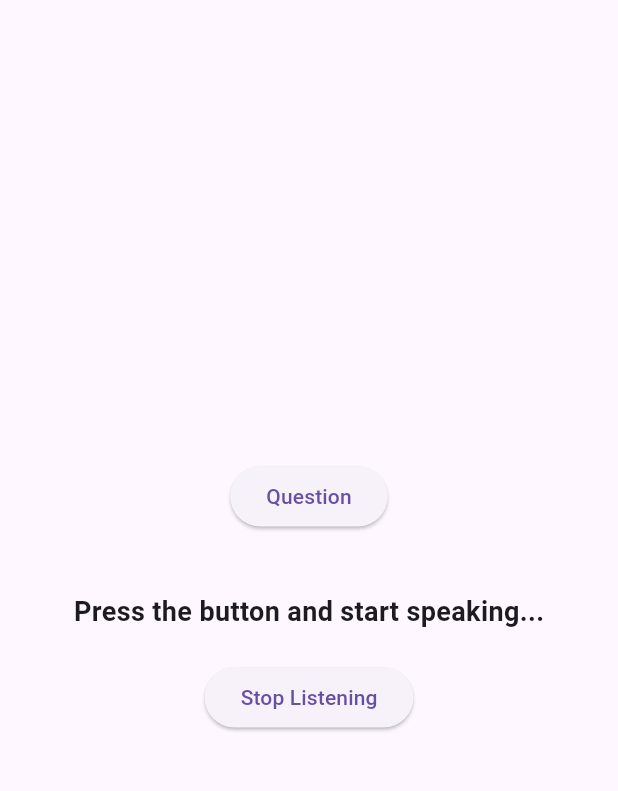
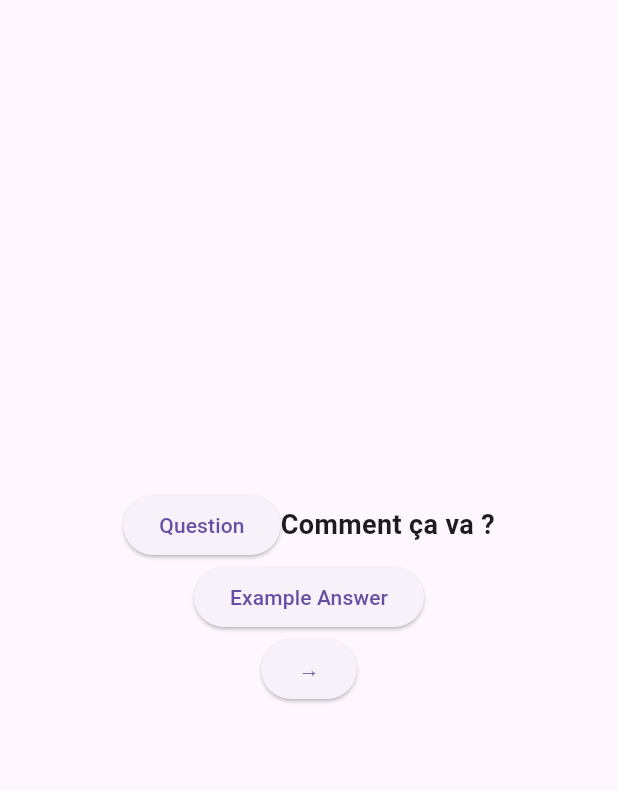
Before and after one commit to northwindapps/Echo_Lang, a Flutter app: the screen it shows after launch, after a tap on "Question", on a phone screen of 412 x 824 dp, the part 63-854 px from its top. Run offline on Flutter 3.47's test engine with Material 3 defaults, Android fonts, the phone set to English and light mode, and no system bars; our stand-ins replace flutter_tts, permission_handler, speech_to_text; missing offline and left inert: flutter_background_service, flutter_sound.

Commit message:
removed stt

```diff
--- a/assets/data.json
+++ b/assets/data.json
@@ -2,31 +2,37 @@
     {
       "question": "How are you?",
       "answer": "I'm good, thank you!",
+      "keywords":["good","bad","normal","ok","fine","terrible"],
       "language": "English"
     },
     {
       "question": "How are you?",
       "answer": "I'm fine, how about you?",
+      "keywords":["good","bad","normal","ok","fine","terrible"],
       "language": "English"
     },
     {
       "question": "How old are you?",
       "answer": "I am 25 years old.",
+      "keywords":["I'm","I am","years","old"],
       "language": "English"
     },
     {
       "question": "How old are you?",
       "answer": "I'm 18.",
+      "keywords":["I'm","I am","years","old"],
       "language": "English"
     },
     {
       "question": "What's the weather today?",
       "answer": "The weather is sunny today.",
+      "keywords":["cloudy","rain","cloud","snow","hot","cold","great","fog","mist","pour","bad","good"],
       "language": "English"
     },
     {
       "question": "What's the weather today?",
       "answer": "It's raining today.",
+      "keywords":["cloudy","rain","cloud","snow","hot","cold","great","fog","mist","pour","bad","good"],
       "language": "English"
     },
     {
--- a/lib/main.dart
+++ b/lib/main.dart
@@ -36,6 +36,8 @@ class _HomeScreenState extends State<HomeScreen> {
   bool _isListening = false;
   String _recognizedText = "Press the button and start speaking...";
   String _history = "";
+  String _questiontext = "";
+  String _answertext = "";
   int _qindex = 0;
 
   @override
@@ -46,6 +48,8 @@ class _HomeScreenState extends State<HomeScreen> {
     loadAndSetQuestions();
     questions.shuffle();
     _initialize();
+    _loadQuestion();
+    // _startListening();ng
   }
 
   Future<void> loadAndSetQuestions() async {
@@ -103,18 +107,48 @@ class _HomeScreenState extends State<HomeScreen> {
   }
 
   Future<void> _loadQuestion() async {
-    await _startListening(stateInt: 1);
+    await _setSpeechRate();
+    await _speak();
+    setState(() {
+      _questiontext = questions[_qindex].question;
+    });
+    // await _startListening(stateInt: 1);
+  }
+
+  Future<void> _loadAnswer() async {
+    await _setSpeechRate();
+    await _speak_answer();
+    setState(() {
+      _answertext = questions[_qindex].answer;
+    });
+    // await _startListening(stateInt: 1);
   }
 
   Future<void> _speak() async {
     String qatext =
         questions.isNotEmpty ? questions[_qindex].question : "Loading...";
-    await flutterTts.speak(qatext);
+    _questiontext = qatext;
+    await flutterTts.speak(_questiontext);
+  }
+
+  Future<void> _speak_answer() async {
+    String antext =
+        questions.isNotEmpty ? questions[_qindex].answer : "Loading...";
+    _answertext = antext;
+    await flutterTts.speak(_answertext);
   }
 
   Future<void> _setSpeechRate() async {
     await flutterTts.setLanguage("fr-FR");
     await flutterTts.setSpeechRate(0.5);
+  }
+
+  void _next() {
+    setState(() {
+      _qindex = (_qindex + 1) % questions.length;
+      _loadQuestion();
+      _answertext = "";
+    });
   }
 
   // Speech to Text Functionality
@@ -129,7 +163,7 @@ class _HomeScreenState extends State<HomeScreen> {
         print("Speech recognition status: $status");
         if (stateInt != 2 && (status == 'notListening' || status == 'done')) {
           // Wait 500 milliseconds before restarting the listening process
-          Future.delayed(Duration(milliseconds: 500), () async {
+          Future.delayed(Duration(seconds: 1), () async {
             // Only restart listening if the status is not 'listening' or 'done'
             await _startListening(stateInt: 0);
           });
@@ -151,15 +185,16 @@ class _HomeScreenState extends State<HomeScreen> {
         onResult: (result) {
           // print(result.recognizedWords);
           setState(() {
-            if (stateInt == 0) {
-              _recognizedText += result.recognizedWords;
-              _history += result.recognizedWords;
+            if (stateInt != 1) {
+              _recognizedText = result.recognizedWords;
+              _history = result.recognizedWords;
+              print(_recognizedText);
               //check here
             }
           });
         },
-        listenFor: Duration(seconds: 20), // Increase duration
-        pauseFor: Duration(seconds: 5), // Allow longer pauses
+        listenFor: Duration(seconds: 15), // Increase duration
+        pauseFor: Duration(seconds: 10), // Allow longer pauses
         localeId: "fr_FR", //it_IT,de_DE,fr_FR,es_ES,ja_JP
       );
     } else {
@@ -189,31 +224,44 @@ class _HomeScreenState extends State<HomeScreen> {
         child: Column(
           mainAxisAlignment: MainAxisAlignment.center,
           children: <Widget>[
-            // ElevatedButton(
-            //   onPressed: _startRecording,
-            //   child: Text('Start Recording'),
-            // ),
-            // SizedBox(height: 20),
-            // ElevatedButton(
-            //   onPressed: _stopRecording,
-            //   child: Text('Stop Recording'),
-            // ),
-            // SizedBox(height: 20),
-            // ElevatedButton(
-            //   onPressed: _playRecording,
-            //   child: Text('Play Recording'),
-            // ),
-            // SizedBox(height: 40),
-            ElevatedButton(onPressed: _loadQuestion, child: Text('Question')),
-            SizedBox(height: 40),
-            Text(
-              _recognizedText,
-              style: TextStyle(fontSize: 18, fontWeight: FontWeight.bold),
+            Row(
+              mainAxisAlignment: MainAxisAlignment.center,
+              children: [
+                ElevatedButton(
+                  onPressed: _loadQuestion,
+                  child: Text('Question'),
+                ),
+                SizedBox(height: 20),
+                Text(
+                  _questiontext,
+                  style: TextStyle(fontSize: 18, fontWeight: FontWeight.bold),
+                ),
+              ],
             ),
-            SizedBox(height: 20),
-            ElevatedButton(
-              onPressed: _isListening ? _stopListening : _startListening,
-              child: Text(_isListening ? 'Stop Listening' : 'Start Listening'),
+            Row(
+              mainAxisAlignment: MainAxisAlignment.center,
+              children: [
+                ElevatedButton(
+                  onPressed: _loadAnswer,
+                  child: Text('Example Answer'),
+                ),
+                SizedBox(height: 20),
+                Text(
+                  _answertext,
+                  style: TextStyle(fontSize: 18, fontWeight: FontWeight.bold),
+                ),
+              ],
+            ),
+            Row(
+              mainAxisAlignment: MainAxisAlignment.center,
+              children: [
+                ElevatedButton(onPressed: _next, child: Text('→')),
+                SizedBox(height: 20),
+                Text(
+                  "",
+                  style: TextStyle(fontSize: 18, fontWeight: FontWeight.bold),
+                ),
+              ],
             ),
           ],
         ),
```
